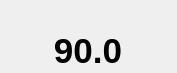
Old version of the form bhbot/tools/simulator/mainbar.ui in the repository alberthier/bhware.
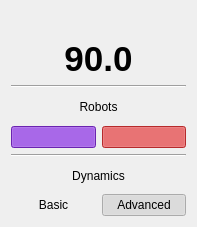
New version of the form.

What changed in the file:
```diff
--- a/bhbot/tools/simulator/mainbar.ui
+++ b/bhbot/tools/simulator/mainbar.ui
@@ -6,12 +6,12 @@
    <rect>
     <x>0</x>
     <y>0</y>
-    <width>177</width>
-    <height>73</height>
+    <width>197</width>
+    <height>227</height>
    </rect>
   </property>
   <property name="sizePolicy">
-   <sizepolicy hsizetype="Preferred" vsizetype="Maximum">
+   <sizepolicy hsizetype="Fixed" vsizetype="Fixed">
     <horstretch>0</horstretch>
     <verstretch>0</verstretch>
    </sizepolicy>
@@ -19,11 +19,10 @@
   <property name="windowTitle">
    <string>MainBar</string>
   </property>
-  <layout class="QGridLayout" name="gridLayout">
-   <property name="margin">
-    <number>0</number>
-   </property>
-   <item row="0" column="0">
+  <layout class="QVBoxLayout" name="verticalLayout">
+   <item>
+    <layout class="QHBoxLayout" name="horizontalLayout">
+     <item>
     <widget class="QPushButton" name="reload">
      <property name="sizePolicy">
       <sizepolicy hsizetype="Fixed" vsizetype="Fixed">
@@ -45,7 +44,7 @@
      </property>
     </widget>
    </item>
-   <item row="0" column="1">
+     <item>
     <widget class="QPushButton" name="start_pause">
      <property name="sizePolicy">
       <sizepolicy hsizetype="Fixed" vsizetype="Fixed">
@@ -67,7 +66,7 @@
      </property>
     </widget>
    </item>
-   <item row="0" column="2">
+     <item>
     <widget class="QPushButton" name="stop">
      <property name="sizePolicy">
       <sizepolicy hsizetype="Fixed" vsizetype="Fixed">
@@ -89,7 +88,9 @@
      </property>
     </widget>
    </item>
-   <item row="1" column="0" colspan="3">
+    </layout>
+   </item>
+   <item>
     <widget class="QLabel" name="chronograph">
      <property name="font">
       <font>
@@ -106,6 +107,288 @@
      </property>
     </widget>
    </item>
+   <item>
+    <widget class="Line" name="line">
+     <property name="orientation">
+      <enum>Qt::Horizontal</enum>
+     </property>
+    </widget>
+   </item>
+   <item>
+    <widget class="QLabel" name="robots_label">
+     <property name="text">
+      <string>Robots</string>
+     </property>
+     <property name="alignment">
+      <set>Qt::AlignCenter</set>
+     </property>
+    </widget>
+   </item>
+   <item>
+    <layout class="QHBoxLayout" name="horizontalLayout_2">
+     <item>
+      <widget class="QPushButton" name="purple_robot">
+       <property name="palette">
+        <palette>
+         <active>
+          <colorrole role="Button">
+           <brush brushstyle="SolidPattern">
+            <color alpha="255">
+             <red>150</red>
+             <green>50</green>
+             <blue>246</blue>
+            </color>
+           </brush>
+          </colorrole>
+          <colorrole role="Base">
+           <brush brushstyle="SolidPattern">
+            <color alpha="255">
+             <red>150</red>
+             <green>50</green>
+             <blue>246</blue>
+            </color>
+           </brush>
+          </colorrole>
+          <colorrole role="Window">
+           <brush brushstyle="SolidPattern">
+            <color alpha="255">
+             <red>150</red>
+             <green>50</green>
+             <blue>246</blue>
+            </color>
+           </brush>
+          </colorrole>
+         </active>
+         <inactive>
+          <colorrole role="Button">
+           <brush brushstyle="SolidPattern">
+            <color alpha="255">
+             <red>150</red>
+             <green>50</green>
+             <blue>246</blue>
+            </color>
+           </brush>
+          </colorrole>
+          <colorrole role="Base">
+           <brush brushstyle="SolidPattern">
+            <color alpha="255">
+             <red>150</red>
+             <green>50</green>
+             <blue>246</blue>
+            </color>
+           </brush>
+          </colorrole>
+          <colorrole role="Window">
+           <brush brushstyle="SolidPattern">
+            <color alpha="255">
+             <red>150</red>
+             <green>50</green>
+             <blue>246</blue>
+            </color>
+           </brush>
+          </colorrole>
+         </inactive>
+         <disabled>
+          <colorrole role="Button">
+           <brush brushstyle="SolidPattern">
+            <color alpha="255">
+             <red>150</red>
+             <green>50</green>
+             <blue>246</blue>
+            </color>
+           </brush>
+          </colorrole>
+          <colorrole role="Base">
+           <brush brushstyle="SolidPattern">
+            <color alpha="255">
+             <red>150</red>
+             <green>50</green>
+             <blue>246</blue>
+            </color>
+           </brush>
+          </colorrole>
+          <colorrole role="Window">
+           <brush brushstyle="SolidPattern">
+            <color alpha="255">
+             <red>150</red>
+             <green>50</green>
+             <blue>246</blue>
+            </color>
+           </brush>
+          </colorrole>
+         </disabled>
+        </palette>
+       </property>
+       <property name="text">
+        <string/>
+       </property>
+       <property name="checkable">
+        <bool>true</bool>
+       </property>
+       <property name="checked">
+        <bool>true</bool>
+       </property>
+      </widget>
+     </item>
+     <item>
+      <widget class="QPushButton" name="red_robot">
+       <property name="palette">
+        <palette>
+         <active>
+          <colorrole role="Button">
+           <brush brushstyle="SolidPattern">
+            <color alpha="255">
+             <red>255</red>
+             <green>59</green>
+             <blue>61</blue>
+            </color>
+           </brush>
+          </colorrole>
+          <colorrole role="Base">
+           <brush brushstyle="SolidPattern">
+            <color alpha="255">
+             <red>255</red>
+             <green>59</green>
+             <blue>61</blue>
+            </color>
+           </brush>
+          </colorrole>
+          <colorrole role="Window">
+           <brush brushstyle="SolidPattern">
+            <color alpha="255">
+             <red>255</red>
+             <green>59</green>
+             <blue>61</blue>
+            </color>
+           </brush>
+          </colorrole>
+         </active>
+         <inactive>
+          <colorrole role="Button">
+           <brush brushstyle="SolidPattern">
+            <color alpha="255">
+             <red>255</red>
+             <green>59</green>
+             <blue>61</blue>
+            </color>
+           </brush>
+          </colorrole>
+          <colorrole role="Base">
+           <brush brushstyle="SolidPattern">
+            <color alpha="255">
+             <red>255</red>
+             <green>59</green>
+             <blue>61</blue>
+            </color>
+           </brush>
+          </colorrole>
+          <colorrole role="Window">
+           <brush brushstyle="SolidPattern">
+            <color alpha="255">
+             <red>255</red>
+             <green>59</green>
+             <blue>61</blue>
+            </color>
+           </brush>
+          </colorrole>
+         </inactive>
+         <disabled>
+          <colorrole role="Button">
+           <brush brushstyle="SolidPattern">
+            <color alpha="255">
+             <red>255</red>
+             <green>59</green>
+             <blue>61</blue>
+            </color>
+           </brush>
+          </colorrole>
+          <colorrole role="Base">
+           <brush brushstyle="SolidPattern">
+            <color alpha="255">
+             <red>255</red>
+             <green>59</green>
+             <blue>61</blue>
+            </color>
+           </brush>
+          </colorrole>
+          <colorrole role="Window">
+           <brush brushstyle="SolidPattern">
+            <color alpha="255">
+             <red>255</red>
+             <green>59</green>
+             <blue>61</blue>
+            </color>
+           </brush>
+          </colorrole>
+         </disabled>
+        </palette>
+       </property>
+       <property name="text">
+        <string/>
+       </property>
+       <property name="checkable">
+        <bool>true</bool>
+       </property>
+       <property name="checked">
+        <bool>true</bool>
+       </property>
+       <property name="flat">
+        <bool>true</bool>
+       </property>
+      </widget>
+     </item>
+    </layout>
+   </item>
+   <item>
+    <widget class="Line" name="line_2">
+     <property name="orientation">
+      <enum>Qt::Horizontal</enum>
+     </property>
+    </widget>
+   </item>
+   <item>
+    <widget class="QLabel" name="dynamic_label">
+     <property name="text">
+      <string>Dynamics</string>
+     </property>
+     <property name="alignment">
+      <set>Qt::AlignCenter</set>
+     </property>
+    </widget>
+   </item>
+   <item>
+    <layout class="QHBoxLayout" name="horizontalLayout_3">
+     <item>
+      <widget class="QPushButton" name="basic_dynamics">
+       <property name="text">
+        <string>Basic</string>
+       </property>
+       <property name="checkable">
+        <bool>true</bool>
+       </property>
+       <property name="flat">
+        <bool>true</bool>
+       </property>
+      </widget>
+     </item>
+     <item>
+      <widget class="QPushButton" name="advanced_dynamics">
+       <property name="text">
+        <string>Advanced</string>
+       </property>
+       <property name="checkable">
+        <bool>true</bool>
+       </property>
+       <property name="checked">
+        <bool>true</bool>
+       </property>
+       <property name="flat">
+        <bool>true</bool>
+       </property>
+      </widget>
+     </item>
+    </layout>
+   </item>
   </layout>
  </widget>
  <resources/>
```
Lines whose indentation alone changed are shown as unchanged.
